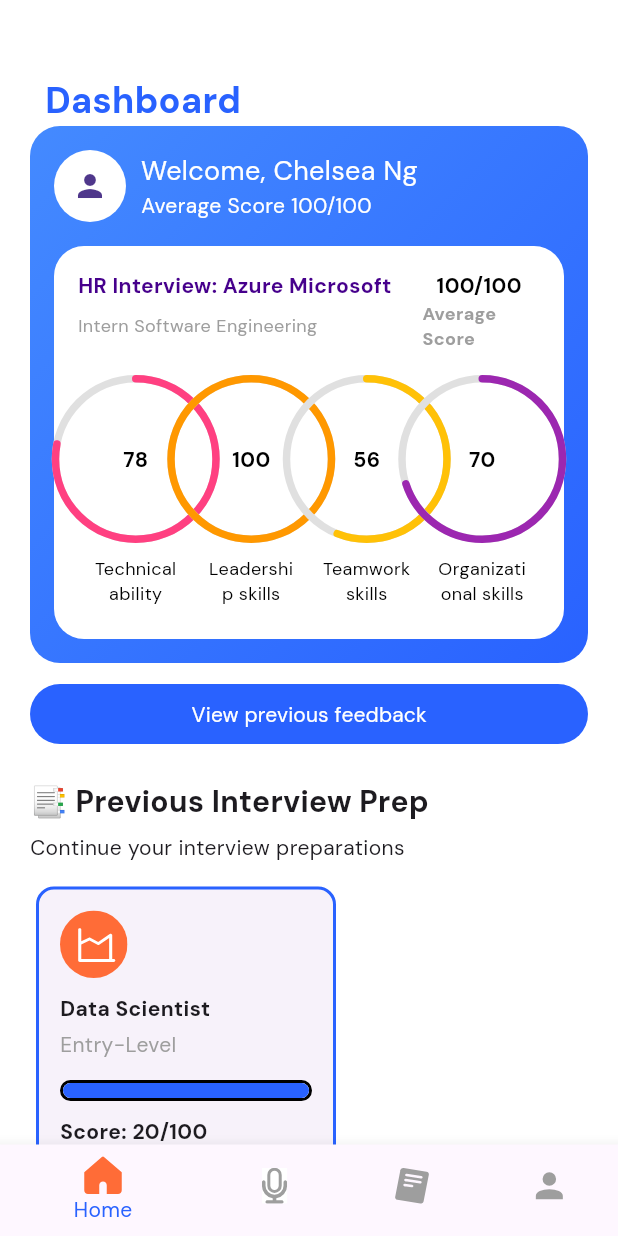
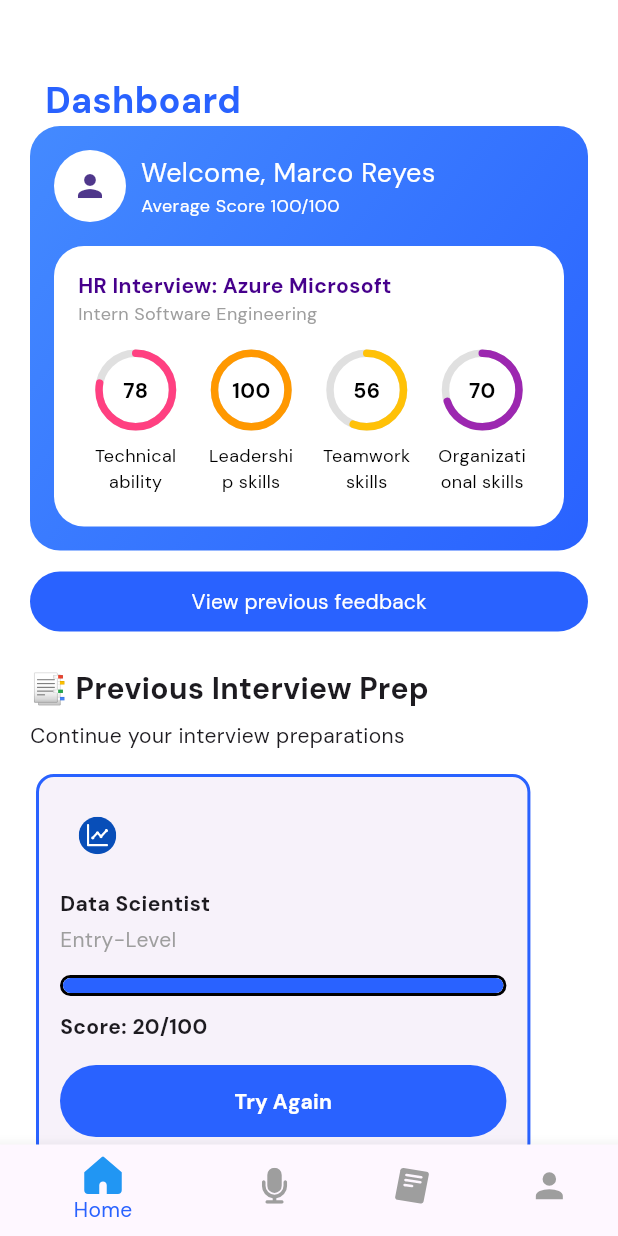
Before and after one commit to Marcodave03/AceMyCareer, a Flutter app: the screen it shows after launch, on a phone screen of 412 x 824 dp. Run offline on Flutter 3.47's test engine with Material 3 defaults, Android fonts, the phone set to English and light mode, and no system bars; drawn by our look-alikes of percent_indicator; our stand-ins replace audioplayers, file_picker, firebase_auth, firebase_core, firebase_database, flutter_dotenv and 6 more; missing offline and left inert: read_pdf_text, text_to_speech; accounts and stored records are empty.

Commit message:
Change image and color

```diff
--- a/Frontend/lib/pages/account_page.dart
+++ b/Frontend/lib/pages/account_page.dart
@@ -108,7 +108,7 @@ class _AccountPageState extends State<AccountPage> {
               radius: 50,
               backgroundImage: imageUrl.isNotEmpty
                   ? NetworkImage(imageUrl)
-                  : AssetImage('./lib/images/chelsea.jpeg') as ImageProvider,
+                  : AssetImage('') as ImageProvider,
             ),
             SizedBox(height: 20),
             Text(
--- a/Frontend/lib/pages/home.dart
+++ b/Frontend/lib/pages/home.dart
@@ -113,7 +113,7 @@ class _HomeState extends State<Home> {
               child: ListView(
                 children: [
                   DashboardWidget(
-                    userName: 'Chelsea Ng',
+                    userName: 'Marco Reyes',
                     latestScore: 'Latest Score',
                     interviewType: 'HR Interview',
                     company: 'Azure Microsoft',
@@ -175,6 +175,19 @@ class _HomeState extends State<Home> {
                           progressValue: 50, numberPercentage: 20),
                     ],
                   ),
+                  Row(
+                    children: [
+                      PrevInterviewCard(
+                          progressValue: 50, numberPercentage: 20),
+                    ],
+                  ),
+                  Row(
+                    children: [
+                      PrevInterviewCard(
+                          progressValue: 50, numberPercentage: 20),
+                    ],
+                  ),
+
                 ],
               ),
             ),
--- a/Frontend/lib/pages/interview_page.dart
+++ b/Frontend/lib/pages/interview_page.dart
@@ -193,7 +193,7 @@ class _InterviewPageState extends State<InterviewPage> {
                 "🎨 Personalized Practice",
                 style: TextStyle(
                   fontSize: 22,
-                  color: Color(0xFFC4084F),
+                  color: Color(0xFF2962FF),
                   fontWeight: FontWeight.bold,
                 ),
               ),
@@ -210,7 +210,7 @@ class _InterviewPageState extends State<InterviewPage> {
               Container(
                 decoration: BoxDecoration(
                   border: Border.all(
-                    color: const Color(0xFFC4084F),
+                    color: const Color(0xFF2962FF),
                     width: 2.0,
                   ),
                   borderRadius: BorderRadius.circular(8.0),
@@ -256,7 +256,7 @@ class _InterviewPageState extends State<InterviewPage> {
                   padding: const EdgeInsets.symmetric(horizontal: 16.0),
                   decoration: BoxDecoration(
                     border: Border.all(
-                      color: const Color(0xFFC4084F),
+                      color: const Color(0xFF2962FF),
                       width: 2.0,
                     ),
                     borderRadius: BorderRadius.circular(8.0),
--- a/Frontend/lib/pages/record.dart
+++ b/Frontend/lib/pages/record.dart
@@ -268,6 +268,7 @@ void _setupTts() {
                     : _speechToText.isNotListening
                         ? 'Tap the microphone to start listening...'
                         : 'Speech not available',
+                style: TextStyle(color: Colors.white),
               ),
             ),
           ),
--- a/Frontend/lib/widgets/bottom_navbar.dart
+++ b/Frontend/lib/widgets/bottom_navbar.dart
@@ -38,22 +38,22 @@ class _BottomNavBarState extends State<BottomNavBar> {
       items: <BottomNavigationBarItem>[
         BottomNavigationBarItem(
           icon: SvgPicture.asset('lib/images/home_true.svg', color: Colors.grey,),
-          activeIcon: SvgPicture.asset('lib/images/home_true.svg'),
+          activeIcon: SvgPicture.asset('lib/images/home_true.svg', color : Colors.blue),
           label: 'Home',
         ),
         BottomNavigationBarItem(
-          icon: SvgPicture.asset('lib/images/fontisto_mic_v1.svg', ),
-          activeIcon: SvgPicture.asset('lib/images/fontisto_mic.svg'),
+          icon: SvgPicture.asset('lib/images/mic.svg',color: Colors.grey),
+          activeIcon: SvgPicture.asset('lib/images/mic.svg', color : Colors.blue),
           label: 'Interview',
         ),
         BottomNavigationBarItem(
           icon: SvgPicture.asset('lib/images/cv_logo.svg', color: Colors.grey,),
-          activeIcon: SvgPicture.asset('lib/images/cv_logo.svg'),
+          activeIcon: SvgPicture.asset('lib/images/cv_logo.svg', color : Colors.blue),
           label: 'Cover Letter',
         ),
         BottomNavigationBarItem(
           icon: SvgPicture.asset('lib/images/mdi_account.svg', color: Colors.grey,),
-          activeIcon: SvgPicture.asset('lib/images/mdi_account.svg'),
+          activeIcon: SvgPicture.asset('lib/images/mdi_account.svg', color : Colors.blue),
           label: 'Account',
         ),
       ],
--- a/Frontend/lib/widgets/dashboardwidget.dart
+++ b/Frontend/lib/widgets/dashboardwidget.dart
@@ -64,13 +64,12 @@ class DashboardWidget extends StatelessWidget {
                       Text(
                         'Average Score $averageScore',
                         style:
-                            const TextStyle(fontSize: 14, color: Colors.white),
+                            const TextStyle(fontSize: 12, color: Colors.white),
                         textAlign: TextAlign.left,
                       ),
                     ],
                   ),
                 )),
-                // Average score
               ],
             ),
             const SizedBox(height: 16),
@@ -95,15 +94,6 @@ class DashboardWidget extends StatelessWidget {
                         ),
                         textAlign: TextAlign.center,
                       ),
-                      const SizedBox(width: 30),
-                      const Text(
-                        "100/100",
-                        style: TextStyle(
-                          fontSize: 14,
-                          color: Colors.black,
-                          fontWeight: FontWeight.bold,
-                        ),
-                      ),
                       const SizedBox(height: 10),
                     ],
                   ),
@@ -121,15 +111,6 @@ class DashboardWidget extends StatelessWidget {
                       const SizedBox(
                         width: 70,
                       ),
-                      Expanded(child: const Text(
-                        "Average Score",
-                        style: TextStyle(
-                          fontSize: 12,
-                          color: Colors.grey,
-                          fontWeight: FontWeight.bold,
-                        ),
-                      ),),
-
                     ],
                   ),
                   const SizedBox(height: 16),
@@ -165,7 +146,7 @@ class DashboardWidget extends StatelessWidget {
       child: Column(
         children: [
           CircularPercentIndicator(
-            radius: 56.0,
+            radius: 27.0,
             lineWidth: 5.0,
             percent: percent,
             center: Text(
--- a/Frontend/lib/widgets/prev_interview_card.dart
+++ b/Frontend/lib/widgets/prev_interview_card.dart
@@ -27,10 +27,7 @@ class _PrevInterviewCardState extends State<PrevInterviewCard> {
   @override
   Widget build(BuildContext context) {
     return Stack(alignment: const Alignment(0.6, 0.6), children: [
-      // pake stack supaya iconnya ada di atas cardnya
-      // Add icon nya disini
       Card(
-          // margin: const EdgeInsets.all(25),
           elevation: 0,
           shape: const RoundedRectangleBorder(
             side: BorderSide(color: Color(0xFF2962FF), width: 2.0),
@@ -38,15 +35,18 @@ class _PrevInterviewCardState extends State<PrevInterviewCard> {
           ),
           child: Container(
             padding: const EdgeInsets.all(16.0),
-            width: 200,
-            // borderRadius: BorderRadius.circular(10.0) ,
+            width: MediaQuery.of(context).size.width * 0.8,
             child: Column(
               mainAxisSize: MainAxisSize.min,
               children: <Widget>[
                 Row(
                   children: <Widget>[
-                    SvgPicture.asset("lib/images/data_chart_icon.svg"),
-                    const SizedBox(width: 13),
+                    SvgPicture.asset(
+                      "lib/images/dataicon.svg",
+                      width: 50,
+                      height: 50,
+                      fit: BoxFit.scaleDown,
+                    ),
                   ],
                 ),
                 const Padding(
@@ -76,15 +76,13 @@ class _PrevInterviewCardState extends State<PrevInterviewCard> {
                   child: Container(
                     decoration: BoxDecoration(
                       border: Border.all(
-                        color: Colors.black, // Set the border color
-                        width: 2.0, // Set the border width
+                        color: Colors.black,
+                        width: 2.0,
                       ),
-                      borderRadius: BorderRadius.circular(10), // Set the border radius
+                      borderRadius: BorderRadius.circular(10),
                     ),
                     child: ClipRRect(
-                    // Wrap LinearProgressIndicator with ClipRRect
                     borderRadius: BorderRadius.circular(10.0),
-                    // Adjust the radius as needed
                     child: LinearProgressIndicator(
                       value: widget.progressValue,
                       minHeight: 10,
@@ -98,7 +96,6 @@ class _PrevInterviewCardState extends State<PrevInterviewCard> {
                 ),
                 Padding(
                   padding: const EdgeInsets.only(bottom: 16.0),
-                  // Adjust the left margin as needed
                   child: Row(
                     mainAxisAlignment: MainAxisAlignment.start,
                     children: [
@@ -119,7 +116,7 @@ class _PrevInterviewCardState extends State<PrevInterviewCard> {
                     decoration: BoxDecoration(
                       color: const Color(0xFF2962FF),
                       borderRadius: BorderRadius.circular(
-                          200), // Optional: Add borderRadius
+                          200),
                     ),
                     child: TextButton(
                       child: const Text('Try Again',
@@ -127,16 +124,13 @@ class _PrevInterviewCardState extends State<PrevInterviewCard> {
                               fontWeight: FontWeight.bold,
                               color: Colors.white)),
                       onPressed: () {
-                        /* ... */
                       },
                     ),
                   ),
                 ])
-                //const SizedBox(width: 7)
               ],
             ),
           )),
-      // Image.asset('images/iconCode.svg'),
     ]);
   }
 }
--- a/Frontend/pubspec.yaml
+++ b/Frontend/pubspec.yaml
@@ -128,7 +128,6 @@ dependencies:
   flutter_dotenv: ^5.0.2
 
 
-
 dev_dependencies:
   flutter_test:
     sdk: flutter
```
Also changed, not shown: Frontend/lib/images/dataicon.svg (added), Frontend/lib/images/mic.svg (added).
